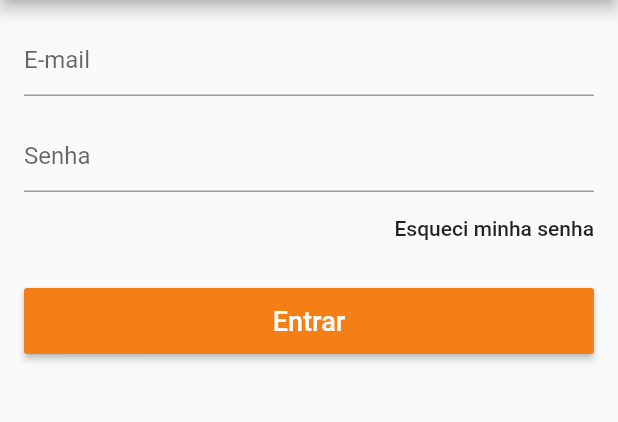
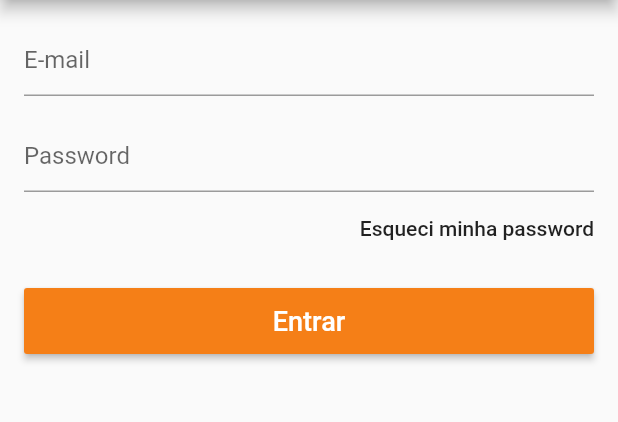
Before and after one commit to rbramos/sidm_loja_virtual, a Flutter app: the screen it shows after launch, in the side drawer, after a tap on "Registe-se ou faça login >", on a phone screen of 412 x 824 dp, the part 84-506 px from its top. Run offline on Flutter 3.47's test engine with Material 2 defaults, Android fonts, the phone set to English and light mode, and no system bars; our stand-ins replace carousel_pro, cloud_firestore, firebase_auth, transparent_image; accounts and stored records are empty.

```diff
--- a/lib/screens/login_screen.dart
+++ b/lib/screens/login_screen.dart
@@ -64,11 +64,11 @@ class _LoginScreenState extends State<LoginScreen> {
                   TextFormField(
                     controller: _passController,
                     decoration: InputDecoration(
-                        hintText: "Senha"
+                        hintText: "Password"
                     ),
                     obscureText: true,
                     validator: (text){
-                      if(text.isEmpty || text.length < 6) return "Senha inválida!";
+                      if(text.isEmpty || text.length < 6) return "Password inválida!";
                     },
                   ),
                   Align(
@@ -85,7 +85,7 @@ class _LoginScreenState extends State<LoginScreen> {
                         else {
                           model.recoverPass(_emailController.text);
                           _scaffoldKey.currentState.showSnackBar(
-                              SnackBar(content: Text("um link para redefinir a senha foi enviado ao e-mail registado."),
+                              SnackBar(content: Text("um link para redefinir a password foi enviado ao e-mail registado."),
                                 backgroundColor: Theme
                                     .of(context)
                                     .primaryColor,
@@ -94,7 +94,7 @@ class _LoginScreenState extends State<LoginScreen> {
                           );
                         }
                       },
-                      child: Text("Esqueci minha senha",
+                      child: Text("Esqueci minha password",
                         textAlign: TextAlign.right,
                       ),
                       padding: EdgeInsets.zero,
--- a/lib/screens/signup_screen.dart
+++ b/lib/screens/signup_screen.dart
@@ -61,11 +61,11 @@ class _SignUpScreenState extends State<SignUpScreen> {
                   TextFormField(
                     controller: _passController,
                     decoration: InputDecoration(
-                        hintText: "Senha"
+                        hintText: "Password"
                     ),
                     obscureText: true,
                     validator: (text){
-                      if(text.isEmpty || text.length < 6) return "Senha inválida!";
+                      if(text.isEmpty || text.length < 6) return "Password inválida!";
                     },
                   ),
                   SizedBox(height: 16.0,),
--- a/lib/tabs/home_tab.dart
+++ b/lib/tabs/home_tab.dart
@@ -1,5 +1,4 @@
 import 'package:flutter/material.dart';
-
 import 'package:cloud_firestore/cloud_firestore.dart';
 import 'package:flutter_staggered_grid_view/flutter_staggered_grid_view.dart';
 import 'package:transparent_image/transparent_image.dart';
```
Also changed, not shown: 2 other files.
